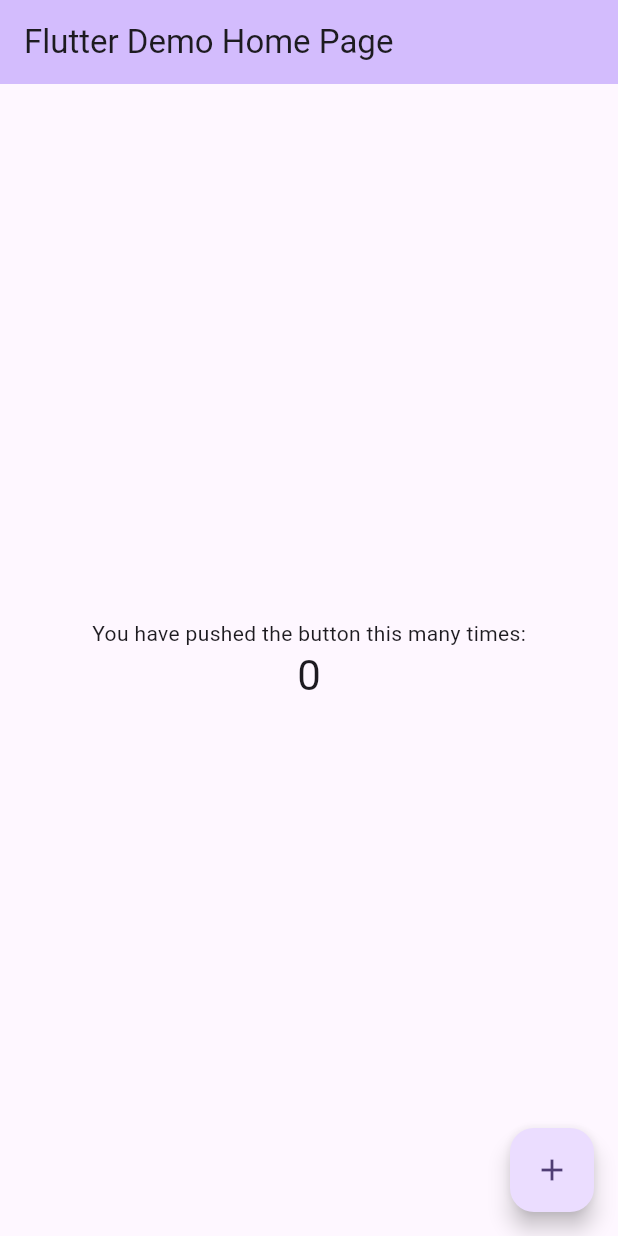
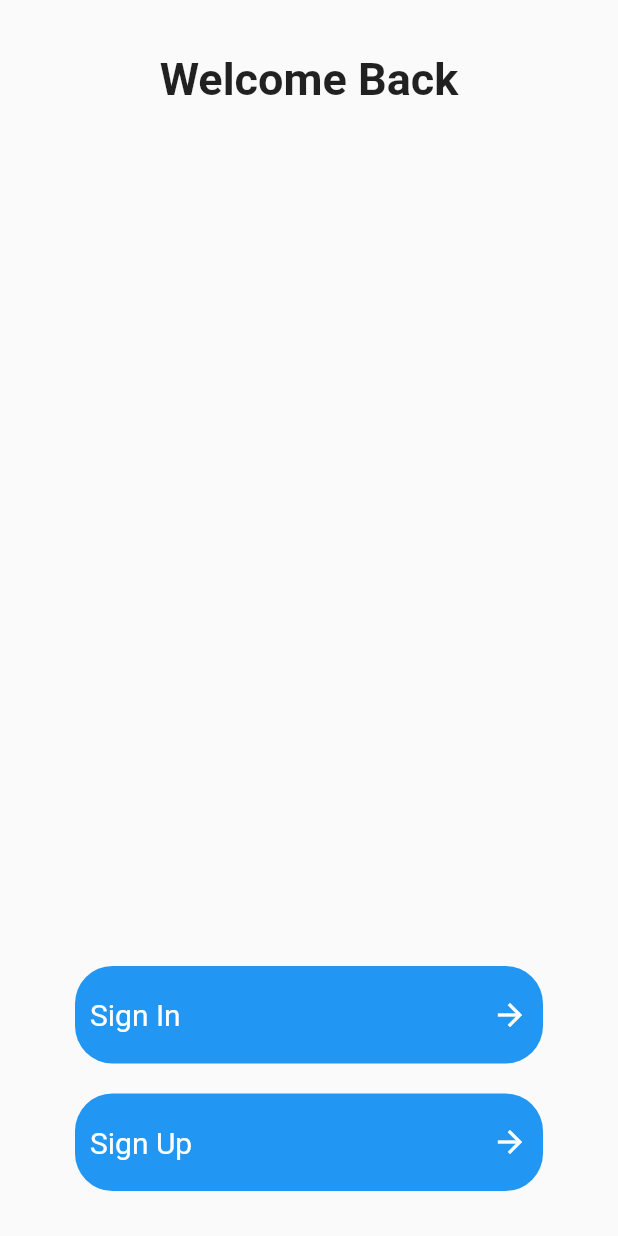
Before and after one commit to Br28/VillageBanking, a Flutter app: the screen it shows after launch, on a phone screen of 412 x 824 dp. Run offline on Flutter 3.47's test engine with Material 2 defaults, Android fonts, the phone set to English and light mode, and no system bars.

Commit message:
Created 1st layout and widgets folder ie button

```diff
--- a/lib/main.dart
+++ b/lib/main.dart
@@ -1,125 +1,44 @@
 import 'package:flutter/material.dart';
+import 'widgets/button.dart';
 
-void main() {
-  runApp(const MyApp());
+void main(){
+   runApp(const MyApp());
 }
 
 class MyApp extends StatelessWidget {
   const MyApp({super.key});
 
-  // This widget is the root of your application.
   @override
   Widget build(BuildContext context) {
-    return MaterialApp(
-      title: 'Flutter Demo',
-      theme: ThemeData(
-        // This is the theme of your application.
-        //
-        // TRY THIS: Try running your application with "flutter run". You'll see
-        // the application has a blue toolbar. Then, without quitting the app,
-        // try changing the seedColor in the colorScheme below to Colors.green
-        // and then invoke "hot reload" (save your changes or press the "hot
-        // reload" button in a Flutter-supported IDE, or press "r" if you used
-        // the command line to start the app).
-        //
-        // Notice that the counter didn't reset back to zero; the application
-        // state is not lost during the reload. To reset the state, use hot
-        // restart instead.
-        //
-        // This works for code too, not just values: Most code changes can be
-        // tested with just a hot reload.
-        colorScheme: ColorScheme.fromSeed(seedColor: Colors.deepPurple),
-        useMaterial3: true,
-      ),
-      home: const MyHomePage(title: 'Flutter Demo Home Page'),
+    return const MaterialApp(
+      home: Home(),
     );
   }
 }
 
-class MyHomePage extends StatefulWidget {
-  const MyHomePage({super.key, required this.title});
-
-  // This widget is the home page of your application. It is stateful, meaning
-  // that it has a State object (defined below) that contains fields that affect
-  // how it looks.
-
-  // This class is the configuration for the state. It holds the values (in this
-  // case the title) provided by the parent (in this case the App widget) and
-  // used by the build method of the State. Fields in a Widget subclass are
-  // always marked "final".
-
-  final String title;
-
-  @override
-  State<MyHomePage> createState() => _MyHomePageState();
-}
-
-class _MyHomePageState extends State<MyHomePage> {
-  int _counter = 0;
-
-  void _incrementCounter() {
-    setState(() {
-      // This call to setState tells the Flutter framework that something has
-      // changed in this State, which causes it to rerun the build method below
-      // so that the display can reflect the updated values. If we changed
-      // _counter without calling setState(), then the build method would not be
-      // called again, and so nothing would appear to happen.
-      _counter++;
-    });
-  }
+class Home extends StatelessWidget {
+  const Home({super.key});
 
   @override
   Widget build(BuildContext context) {
-    // This method is rerun every time setState is called, for instance as done
-    // by the _incrementCounter method above.
-    //
-    // The Flutter framework has been optimized to make rerunning build methods
-    // fast, so that you can just rebuild anything that needs updating rather
-    // than having to individually change instances of widgets.
     return Scaffold(
-      appBar: AppBar(
-        // TRY THIS: Try changing the color here to a specific color (to
-        // Colors.amber, perhaps?) and trigger a hot reload to see the AppBar
-        // change color while the other colors stay the same.
-        backgroundColor: Theme.of(context).colorScheme.inversePrimary,
-        // Here we take the value from the MyHomePage object that was created by
-        // the App.build method, and use it to set our appbar title.
-        title: Text(widget.title),
-      ),
-      body: Center(
-        // Center is a layout widget. It takes a single child and positions it
-        // in the middle of the parent.
-        child: Column(
-          // Column is also a layout widget. It takes a list of children and
-          // arranges them vertically. By default, it sizes itself to fit its
-          // children horizontally, and tries to be as tall as its parent.
-          //
-          // Column has various properties to control how it sizes itself and
-          // how it positions its children. Here we use mainAxisAlignment to
-          // center the children vertically; the main axis here is the vertical
-          // axis because Columns are vertical (the cross axis would be
-          // horizontal).
-          //
-          // TRY THIS: Invoke "debug painting" (choose the "Toggle Debug Paint"
-          // action in the IDE, or press "p" in the console), to see the
-          // wireframe for each widget.
-          mainAxisAlignment: MainAxisAlignment.center,
-          children: <Widget>[
-            const Text(
-              'You have pushed the button this many times:',
-            ),
-            Text(
-              '$_counter',
-              style: Theme.of(context).textTheme.headlineMedium,
-            ),
+      body: SafeArea(child: Container(
+        padding: const EdgeInsets.only(
+          left: 50.0,
+          right: 50.0,
+          bottom: 30.0),
+
+        child: const Column(
+          children: [
+            SizedBox(height: 35.0,),
+            Text("Welcome Back", style: TextStyle(fontSize: 30.0,fontWeight: FontWeight.bold),),
+            Spacer(),
+            CustomButton(title: "Sign In",),
+            SizedBox(height: 20.0,),
+            CustomButton(title: "Sign Up",),
           ],
         ),
-      ),
-      floatingActionButton: FloatingActionButton(
-        onPressed: _incrementCounter,
-        tooltip: 'Increment',
-        child: const Icon(Icons.add),
-      ), // This trailing comma makes auto-formatting nicer for build methods.
-    );
+      ),),);
+
   }
 }
--- /dev/null
+++ b/lib/widgets/button.dart
@@ -0,0 +1,26 @@
+import 'package:flutter/material.dart';
+
+class CustomButton extends StatelessWidget {
+  const CustomButton({ required this.title,super.key});
+final String title;
+
+  @override
+  Widget build(BuildContext context) {
+    return Container(
+              height: 65,
+              padding: const EdgeInsets.only(left: 10,right: 10),
+              decoration: BoxDecoration(
+                color: Colors.blue,
+                borderRadius: BorderRadius.circular(25.0),
+              ),
+              child: Row(
+                mainAxisAlignment: MainAxisAlignment.spaceBetween,
+                children: [
+                  Text(title, style: TextStyle(fontSize: 20.0,color: Colors.white),),
+                  const Icon(Icons.arrow_forward_outlined,color: Colors.white),
+
+                ],
+              ),
+            );
+  }
+}
```
